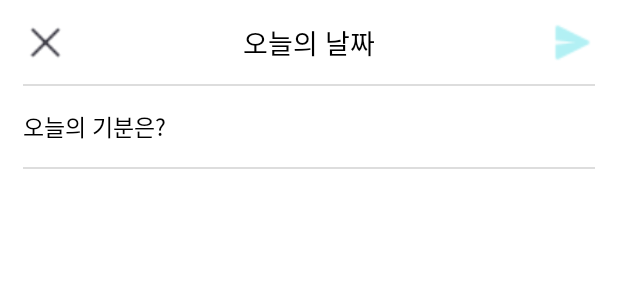
After one commit to ChunBaee/Nachive, an Android app: the layout activity_write_content.xml on its own in the app's theme, with its tools: preview values and no code run, on a phone screen of 412 x 824 dp. The commit adds this screen. Shown: the top 300 px of the screen. Run offline under Robolectric (Android 15) with nearby library versions, the phone set to English and light mode, and no system bars.

Commit message:
춘배] 글작성 화면 작업시작

```diff
--- a/app/src/main/java/com/chuno/nachive/userinfo/UserInfoActivity.kt
+++ b/app/src/main/java/com/chuno/nachive/userinfo/UserInfoActivity.kt
@@ -83,9 +83,18 @@ class UserInfoActivity : AppCompatActivity() {
         userMap["NickName"] = binding.userInfoProfileName.text.toString()
         userMap["ProfilePhoto"] = path
 
+        //과거 프로필 이력 DB에 등록하는 로직
+        val pastMap = mutableMapOf<String, Any>()
+        userMap["Name_${getCurTime()}"] = binding.userInfoProfileName.text.toString()
+        userMap["Profile_${getCurTime()}"] = path
+
+        //자동 로그인을 위한 DB
         FirebaseFirestore.getInstance().collection("Acceptable").document(getUserId())
             .set(acceptMap)
-
+        //과거 이력 DB
+        FirebaseFirestore.getInstance().collection("UserInfo").document("Data")
+            .collection(getUserId()).document("Past").set(pastMap)
+        //현재 프로필 DB
         FirebaseFirestore.getInstance().collection("UserInfo").document("Data")
             .collection(getUserId()).document("Current").set(userMap)
             .addOnCompleteListener {
--- /dev/null
+++ b/app/src/main/res/layout/activity_write_content.xml
@@ -0,0 +1,74 @@
+<?xml version="1.0" encoding="utf-8"?>
+<layout xmlns:android="http://schemas.android.com/apk/res/android"
+    xmlns:app="http://schemas.android.com/apk/res-auto">
+
+    <androidx.constraintlayout.widget.ConstraintLayout
+        android:layout_width="match_parent"
+        android:layout_height="match_parent"
+        android:paddingHorizontal="15dp"
+        android:background="@color/set_profile_background_color">
+
+        <androidx.constraintlayout.widget.ConstraintLayout
+            android:id="@+id/write_toolbar"
+            android:layout_width="match_parent"
+            android:layout_height="?actionBarSize"
+            app:layout_constraintTop_toTopOf="parent">
+
+            <androidx.appcompat.widget.AppCompatButton
+                android:layout_width="30dp"
+                android:layout_height="30dp"
+                android:background="@drawable/icon_x"
+                app:layout_constraintTop_toTopOf="parent"
+                app:layout_constraintBottom_toBottomOf="parent"
+                app:layout_constraintStart_toStartOf="parent" />
+
+            <TextView
+                android:layout_width="wrap_content"
+                android:layout_height="wrap_content"
+                android:text="오늘의 날짜"
+                android:textColor="@color/set_profile_text_color"
+                android:textSize="18sp"
+                app:layout_constraintTop_toTopOf="parent"
+                app:layout_constraintBottom_toBottomOf="parent"
+                app:layout_constraintLeft_toLeftOf="parent"
+                app:layout_constraintRight_toRightOf="parent" />
+
+            <androidx.appcompat.widget.AppCompatButton
+                android:layout_width="30dp"
+                android:layout_height="30dp"
+                android:background="@drawable/icon_save_content"
+                app:layout_constraintTop_toTopOf="parent"
+                app:layout_constraintBottom_toBottomOf="parent"
+                app:layout_constraintEnd_toEndOf="parent" />
+
+        </androidx.constraintlayout.widget.ConstraintLayout>
+
+        <View
+            android:id="@+id/write_toolbar_divider"
+            android:layout_width="match_parent"
+            android:layout_height="1dp"
+            android:background="@color/write_content_divider_color"
+            app:layout_constraintTop_toBottomOf="@id/write_toolbar"/>
+
+        <TextView
+            android:id="@+id/write_txt_select_feel"
+            android:layout_width="wrap_content"
+            android:layout_height="wrap_content"
+            android:text="오늘의 기분은?"
+            android:textSize="15sp"
+            android:textColor="@color/set_profile_text_color"
+            android:layout_marginTop="15dp"
+            app:layout_constraintTop_toBottomOf="@id/write_toolbar_divider"
+            app:layout_constraintStart_toStartOf="parent" />
+
+        <View
+            android:id="@+id/write_select_feel_divider"
+            android:layout_width="match_parent"
+            android:layout_height="1dp"
+            android:layout_marginTop="15dp"
+            android:background="@color/write_content_divider_color"
+            app:layout_constraintTop_toBottomOf="@id/write_txt_select_feel" />
+
+    </androidx.constraintlayout.widget.ConstraintLayout>
+
+</layout>
--- a/app/src/main/res/values/colors.xml
+++ b/app/src/main/res/values/colors.xml
@@ -13,4 +13,5 @@
     <color name="set_profile_text_color">#000000</color>
     <color name="set_profile_save_before_finish">#4D808080</color>
 
+    <color name="write_content_divider_color">#DDDDDD</color>
 </resources>
```
Also changed, not shown: app/src/main/res/drawable/icon_input_book.png (added), app/src/main/res/drawable/icon_input_image.png (added), app/src/main/res/drawable/icon_input_movie.png (added), app/src/main/res/drawable/icon_save_content.png (added), app/src/main/res/drawable/icon_x.png (added).
